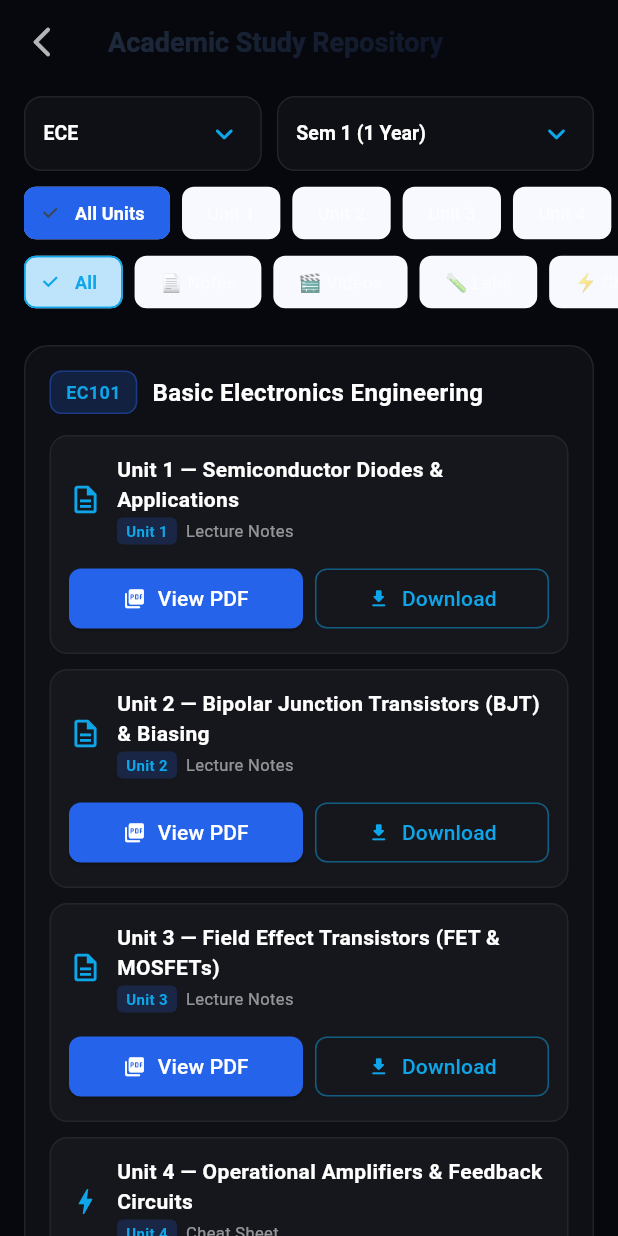
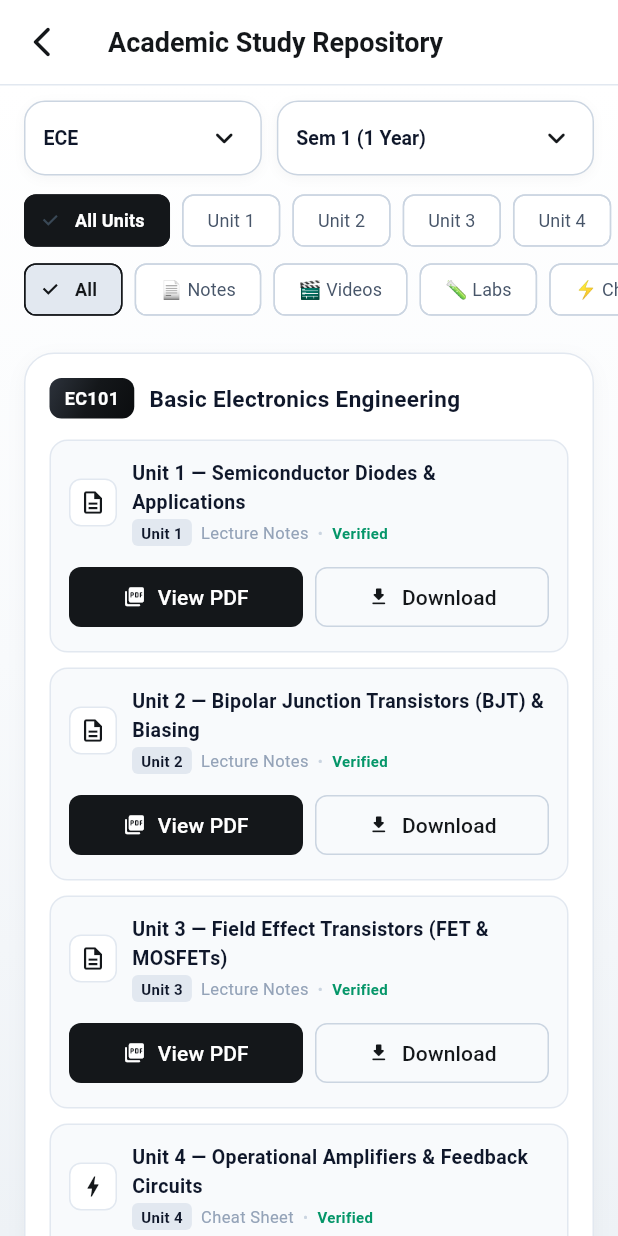
Before and after one commit to dubasisruthishiva1335-star/Project, a Flutter app: the AcademicHubScreen screen opened by its route, on a phone screen of 412 x 824 dp. Run offline on Flutter 3.47's test engine with Material 3 defaults, Android fonts, the phone set to English and light mode, and no system bars; our stand-ins replace csv, dio, file_picker, firebase_messaging, fl_chart, flutter_animate and 7 more; missing offline and left inert: excel, google_mlkit_text_recognition, syncfusion_flutter_pdfviewer; accounts and stored records are empty; network calls fail.

Commit message:
feat(academic_hub): apply white shaded background and metallic accents

```diff
--- a/mobile-app/lib/features/academic_hub/academic_hub_screen.dart
+++ b/mobile-app/lib/features/academic_hub/academic_hub_screen.dart
@@ -193,28 +193,33 @@ class _AcademicHubScreenState extends State<AcademicHubScreen> {
         if (!didPop) context.go('/home');
       },
       child: Scaffold(
-        backgroundColor: MyVaultColors.obsidian,
+        backgroundColor: MyVaultColors.backgroundWhite,
         appBar: AppBar(
-          backgroundColor: MyVaultColors.obsidian,
+          backgroundColor: Colors.white,
           elevation: 0,
           leading: IconButton(
-            icon: const Icon(Icons.arrow_back_ios_new_rounded, color: Colors.white70),
+            icon: const Icon(Icons.arrow_back_ios_new_rounded, color: MyVaultColors.metalBlack),
             onPressed: () => context.go('/home'),
           ),
-          title: ShaderMask(
-            shaderCallback: (b) => MyVaultColors.accentGradient.createShader(b),
-            child: const Text(
+          title: const Text(
             'Academic Study Repository',
-              style: TextStyle(fontWeight: FontWeight.bold, color: Colors.white, fontSize: 18),
+            style: TextStyle(fontWeight: FontWeight.bold, color: MyVaultColors.metalBlack, fontSize: 18),
+          ),
+          bottom: const PreferredSize(
+            preferredSize: Size.fromHeight(1),
+            child: Divider(height: 1, color: Color(0xFFE2E8F0)),
           ),
         ),
+        body: Container(
+          decoration: const BoxDecoration(
+            gradient: MyVaultColors.whiteShadingGradient,
           ),
-        body: SafeArea(
+          child: SafeArea(
             child: Column(
               children: [
                 // Branch & Semester Selectors
                 Padding(
-                padding: const EdgeInsets.symmetric(horizontal: 16, vertical: 8),
+                  padding: const EdgeInsets.symmetric(horizontal: 16, vertical: 10),
                   child: Row(
                     children: [
                       // Branch Selector
@@ -223,16 +228,19 @@ class _AcademicHubScreenState extends State<AcademicHubScreen> {
                         child: Container(
                           padding: const EdgeInsets.symmetric(horizontal: 12),
                           decoration: BoxDecoration(
-                          borderRadius: BorderRadius.circular(12),
-                          color: MyVaultColors.glassFill,
-                          border: Border.all(color: MyVaultColors.glassBorder),
+                            borderRadius: BorderRadius.circular(14),
+                            color: Colors.white,
+                            border: Border.all(color: const Color(0xFFCBD5E1)),
+                            boxShadow: const [
+                              BoxShadow(color: Color(0x08000000), blurRadius: 6, offset: Offset(0, 2)),
+                            ],
                           ),
                           child: DropdownButtonHideUnderline(
                             child: DropdownButton<String>(
                               value: _branch,
-                            dropdownColor: const Color(0xFF141722),
-                            icon: const Icon(Icons.keyboard_arrow_down_rounded, color: MyVaultColors.accentCyan),
-                            style: const TextStyle(color: Colors.white, fontWeight: FontWeight.bold, fontSize: 13),
+                              dropdownColor: Colors.white,
+                              icon: const Icon(Icons.keyboard_arrow_down_rounded, color: MyVaultColors.metalBlack),
+                              style: const TextStyle(color: MyVaultColors.textDark, fontWeight: FontWeight.bold, fontSize: 13),
                               items: _branches.map((b) => DropdownMenuItem(value: b, child: Text(b))).toList(),
                               onChanged: (v) {
                                 if (v != null) {
@@ -251,16 +259,19 @@ class _AcademicHubScreenState extends State<AcademicHubScreen> {
                         child: Container(
                           padding: const EdgeInsets.symmetric(horizontal: 12),
                           decoration: BoxDecoration(
-                          borderRadius: BorderRadius.circular(12),
-                          color: MyVaultColors.glassFill,
-                          border: Border.all(color: MyVaultColors.glassBorder),
+                            borderRadius: BorderRadius.circular(14),
+                            color: Colors.white,
+                            border: Border.all(color: const Color(0xFFCBD5E1)),
+                            boxShadow: const [
+                              BoxShadow(color: Color(0x08000000), blurRadius: 6, offset: Offset(0, 2)),
+                            ],
                           ),
                           child: DropdownButtonHideUnderline(
                             child: DropdownButton<int>(
                               value: _semester,
-                            dropdownColor: const Color(0xFF141722),
-                            icon: const Icon(Icons.keyboard_arrow_down_rounded, color: MyVaultColors.accentCyan),
-                            style: const TextStyle(color: Colors.white, fontWeight: FontWeight.bold, fontSize: 13),
+                              dropdownColor: Colors.white,
+                              icon: const Icon(Icons.keyboard_arrow_down_rounded, color: MyVaultColors.metalBlack),
+                              style: const TextStyle(color: MyVaultColors.textDark, fontWeight: FontWeight.bold, fontSize: 13),
                               items: List.generate(8, (i) => i + 1)
                                   .map((s) => DropdownMenuItem(value: s, child: Text('Sem $s (${(s + 1) ~/ 2} Year)')))
                                   .toList(),
@@ -293,11 +304,11 @@ class _AcademicHubScreenState extends State<AcademicHubScreen> {
                         label: Text(label),
                         selected: selected,
                         onSelected: (_) => setState(() => _selectedUnit = u),
-                        selectedColor: MyVaultColors.accentBlue,
-                        backgroundColor: MyVaultColors.glassFill,
-                        side: BorderSide(color: selected ? MyVaultColors.accentBlue : MyVaultColors.glassBorder),
+                        selectedColor: MyVaultColors.metalBlack,
+                        backgroundColor: Colors.white,
+                        side: BorderSide(color: selected ? MyVaultColors.metalBlack : const Color(0xFFCBD5E1)),
                         labelStyle: TextStyle(
-                          color: selected ? Colors.white : Colors.white60,
+                          color: selected ? Colors.white : MyVaultColors.textSecondary,
                           fontSize: 12,
                           fontWeight: selected ? FontWeight.bold : FontWeight.normal,
                         ),
@@ -323,15 +334,15 @@ class _AcademicHubScreenState extends State<AcademicHubScreen> {
                         label: Text(cat['label']!),
                         selected: selected,
                         onSelected: (_) => setState(() => _selectedCategory = cat['key']!),
-                        selectedColor: MyVaultColors.accentCyan.withValues(alpha: 0.25),
-                        backgroundColor: MyVaultColors.glassFill,
-                        side: BorderSide(color: selected ? MyVaultColors.accentCyan : MyVaultColors.glassBorder),
+                        selectedColor: const Color(0xFFE2E8F0),
+                        backgroundColor: Colors.white,
+                        side: BorderSide(color: selected ? MyVaultColors.metalBlack : const Color(0xFFCBD5E1)),
                         labelStyle: TextStyle(
-                          color: selected ? MyVaultColors.accentCyan : Colors.white54,
+                          color: selected ? MyVaultColors.metalBlack : MyVaultColors.textSecondary,
                           fontSize: 12,
                           fontWeight: selected ? FontWeight.bold : FontWeight.normal,
                         ),
-                        checkmarkColor: MyVaultColors.accentCyan,
+                        checkmarkColor: MyVaultColors.metalBlack,
                       ),
                     );
                   }).toList(),
@@ -348,8 +359,8 @@ class _AcademicHubScreenState extends State<AcademicHubScreen> {
                       ),
                       TextButton.icon(
                         onPressed: _load,
-                        icon: const Icon(Icons.refresh_rounded, size: 14, color: MyVaultColors.accentCyan),
-                        label: const Text('Retry', style: TextStyle(color: MyVaultColors.accentCyan, fontSize: 12)),
+                        icon: const Icon(Icons.refresh_rounded, size: 14, color: MyVaultColors.metalBlack),
+                        label: const Text('Retry', style: TextStyle(color: MyVaultColors.metalBlack, fontSize: 12)),
                       ),
                     ],
                   ),
@@ -360,10 +371,10 @@ class _AcademicHubScreenState extends State<AcademicHubScreen> {
               // Main List
               Expanded(
                 child: _loading
-                    ? const Center(child: CircularProgressIndicator(color: MyVaultColors.accentCyan))
+                    ? const Center(child: CircularProgressIndicator(color: MyVaultColors.metalBlack))
                     : RefreshIndicator(
                         onRefresh: _load,
-                        color: MyVaultColors.accentCyan,
+                        color: MyVaultColors.metalBlack,
                         child: _subjects.isEmpty
                             ? LayoutBuilder(
                                 builder: (context, constraints) => SingleChildScrollView(
@@ -374,11 +385,11 @@ class _AcademicHubScreenState extends State<AcademicHubScreen> {
                                       child: Column(
                                         mainAxisAlignment: MainAxisAlignment.center,
                                         children: [
-                                          const Icon(Icons.folder_open_rounded, color: Colors.white12, size: 64),
+                                          const Icon(Icons.folder_open_rounded, color: Color(0xFF94A3B8), size: 64),
                                           const SizedBox(height: 16),
                                           Text(
                                             'No subjects found for $_branch (Sem $_semester)',
-                                            style: const TextStyle(color: Colors.white38, fontSize: 14),
+                                            style: const TextStyle(color: MyVaultColors.textMuted, fontSize: 14),
                                           ),
                                           const SizedBox(height: 12),
                                           ElevatedButton.icon(
@@ -386,9 +397,8 @@ class _AcademicHubScreenState extends State<AcademicHubScreen> {
                                             icon: const Icon(Icons.refresh_rounded, size: 16),
                                             label: const Text('Refresh', style: TextStyle(fontSize: 12)),
                                             style: ElevatedButton.styleFrom(
-                                              backgroundColor: MyVaultColors.glassFill,
-                                              foregroundColor: MyVaultColors.accentCyan,
-                                              side: const BorderSide(color: MyVaultColors.glassBorder),
+                                              backgroundColor: MyVaultColors.metalBlack,
+                                              foregroundColor: Colors.white,
                                               shape: RoundedRectangleBorder(borderRadius: BorderRadius.circular(10)),
                                             ),
                                           ),
@@ -419,9 +429,16 @@ class _AcademicHubScreenState extends State<AcademicHubScreen> {
                                     margin: const EdgeInsets.only(bottom: 16),
                                     padding: const EdgeInsets.all(16),
                                     decoration: BoxDecoration(
-                                    borderRadius: BorderRadius.circular(16),
-                                    color: MyVaultColors.glassFill,
-                                    border: Border.all(color: MyVaultColors.glassBorder),
+                                      borderRadius: BorderRadius.circular(20),
+                                      color: Colors.white,
+                                      border: Border.all(color: const Color(0xFFE2E8F0)),
+                                      boxShadow: [
+                                        BoxShadow(
+                                          color: const Color(0xFF0F172A).withValues(alpha: 0.04),
+                                          blurRadius: 10,
+                                          offset: const Offset(0, 4),
+                                        ),
+                                      ],
                                     ),
                                     child: Column(
                                       crossAxisAlignment: CrossAxisAlignment.start,
@@ -433,13 +450,12 @@ class _AcademicHubScreenState extends State<AcademicHubScreen> {
                                               padding: const EdgeInsets.symmetric(horizontal: 10, vertical: 5),
                                               decoration: BoxDecoration(
                                                 borderRadius: BorderRadius.circular(8),
-                                              color: MyVaultColors.accentBlue.withValues(alpha: 0.2),
-                                              border: Border.all(color: MyVaultColors.accentBlue.withValues(alpha: 0.4)),
+                                                gradient: MyVaultColors.metalGradient,
                                               ),
                                               child: Text(
                                                 subject['code'] ?? 'SUBJ',
                                                 style: const TextStyle(
-                                                color: MyVaultColors.accentCyan,
+                                                  color: Colors.white,
                                                   fontWeight: FontWeight.bold,
                                                   fontSize: 12,
                                                 ),
@@ -450,9 +466,9 @@ class _AcademicHubScreenState extends State<AcademicHubScreen> {
                                               child: Text(
                                                 subject['name'] ?? 'Untitled Subject',
                                                 style: const TextStyle(
-                                                color: Colors.white,
+                                                  color: MyVaultColors.textDark,
                                                   fontWeight: FontWeight.bold,
-                                                fontSize: 16,
+                                                  fontSize: 15,
                                                 ),
                                               ),
                                             ),
@@ -476,15 +492,23 @@ class _AcademicHubScreenState extends State<AcademicHubScreen> {
                                               padding: const EdgeInsets.all(12),
                                               decoration: BoxDecoration(
                                                 borderRadius: BorderRadius.circular(12),
-                                              color: Colors.white.withValues(alpha: 0.03),
-                                              border: Border.all(color: Colors.white.withValues(alpha: 0.06)),
+                                                color: const Color(0xFFF8FAFC),
+                                                border: Border.all(color: const Color(0xFFE2E8F0)),
                                               ),
                                               child: Column(
                                                 crossAxisAlignment: CrossAxisAlignment.start,
                                                 children: [
                                                   Row(
                                                     children: [
-                                                    Icon(icon, color: MyVaultColors.accentCyan, size: 22),
+                                                      Container(
+                                                        padding: const EdgeInsets.all(6),
+                                                        decoration: BoxDecoration(
+                                                          color: Colors.white,
+                                                          borderRadius: BorderRadius.circular(8),
+                                                          border: Border.all(color: const Color(0xFFE2E8F0)),
+                                                        ),
+                                                        child: Icon(icon, color: MyVaultColors.metalBlack, size: 18),
+                                                      ),
                                                       const SizedBox(width: 10),
                                                       Expanded(
                                                         child: Column(
@@ -493,9 +517,9 @@ class _AcademicHubScreenState extends State<AcademicHubScreen> {
                                                             Text(
                                                               title,
                                                               style: const TextStyle(
-                                                              color: Colors.white,
+                                                                color: MyVaultColors.textDark,
                                                                 fontWeight: FontWeight.w600,
-                                                              fontSize: 14,
+                                                                fontSize: 13,
                                                               ),
                                                             ),
                                                             const SizedBox(height: 2),
@@ -505,21 +529,27 @@ class _AcademicHubScreenState extends State<AcademicHubScreen> {
                                                                   padding: const EdgeInsets.symmetric(horizontal: 6, vertical: 2),
                                                                   decoration: BoxDecoration(
                                                                     borderRadius: BorderRadius.circular(4),
-                                                                  color: MyVaultColors.accentBlue.withValues(alpha: 0.2),
+                                                                    color: const Color(0xFFE2E8F0),
                                                                   ),
                                                                   child: Text(
                                                                     'Unit $unitNum',
-                                                                  style: const TextStyle(color: MyVaultColors.accentCyan, fontSize: 10, fontWeight: FontWeight.bold),
+                                                                    style: const TextStyle(color: MyVaultColors.textDark, fontSize: 10, fontWeight: FontWeight.bold),
                                                                   ),
                                                                 ),
                                                                 const SizedBox(width: 6),
                                                                 Text(
                                                                   _formatContentType(type),
                                                                   style: const TextStyle(
-                                                                  color: Colors.white54,
+                                                                    color: MyVaultColors.textMuted,
                                                                     fontSize: 11,
                                                                   ),
                                                                 ),
+                                                                if (item['uploadedAt'] != null) ...[
+                                                                  const SizedBox(width: 6),
+                                                                  const Text('•', style: TextStyle(color: MyVaultColors.textLight, fontSize: 10)),
+                                                                  const SizedBox(width: 6),
+                                                                  const Text('Verified', style: TextStyle(color: Color(0xFF059669), fontSize: 10, fontWeight: FontWeight.bold)),
+                                                                ],
                                                               ],
                                                             ),
                                                           ],
@@ -527,7 +557,7 @@ class _AcademicHubScreenState extends State<AcademicHubScreen> {
                                                       ),
                                                     ],
                                                   ),
-                                                const SizedBox(height: 12),
+                                                  const SizedBox(height: 10),
                                                   // View & Download Actions
                                                   Row(
                                                     children: [
@@ -540,12 +570,13 @@ class _AcademicHubScreenState extends State<AcademicHubScreen> {
                                                           ),
                                                           label: Text(type == 'VIDEO_LECTURE' ? 'Watch' : 'View PDF'),
                                                           style: ElevatedButton.styleFrom(
-                                                          backgroundColor: MyVaultColors.accentBlue,
+                                                            backgroundColor: MyVaultColors.metalBlack,
                                                             foregroundColor: Colors.white,
                                                             padding: const EdgeInsets.symmetric(vertical: 8),
                                                             shape: RoundedRectangleBorder(
                                                               borderRadius: BorderRadius.circular(8),
                                                             ),
+                                                            elevation: 0,
                                                           ),
                                                         ),
                                                       ),
@@ -556,8 +587,8 @@ class _AcademicHubScreenState extends State<AcademicHubScreen> {
                                                           icon: const Icon(Icons.download_rounded, size: 15),
                                                           label: const Text('Download'),
                                                           style: OutlinedButton.styleFrom(
-                                                          foregroundColor: MyVaultColors.accentCyan,
-                                                          side: BorderSide(color: MyVaultColors.accentCyan.withValues(alpha: 0.5)),
+                                                            foregroundColor: MyVaultColors.metalBlack,
+                                                            side: const BorderSide(color: Color(0xFFCBD5E1)),
                                                             padding: const EdgeInsets.symmetric(vertical: 8),
                                                             shape: RoundedRectangleBorder(
                                                               borderRadius: BorderRadius.circular(8),
@@ -572,17 +603,9 @@ class _AcademicHubScreenState extends State<AcademicHubScreen> {
                                             );
                                           }),
                                         ] else ...[
-                                        Container(
-                                          width: double.infinity,
-                                          padding: const EdgeInsets.all(12),
-                                          decoration: BoxDecoration(
-                                            borderRadius: BorderRadius.circular(10),
-                                            color: Colors.white.withValues(alpha: 0.02),
-                                          ),
-                                          child: const Text(
-                                            'No uploaded resources available for this filter.',
-                                            style: TextStyle(color: Colors.white30, fontSize: 12),
-                                          ),
+                                          const Padding(
+                                            padding: EdgeInsets.symmetric(vertical: 8),
+                                            child: Text('No contents uploaded yet.', style: TextStyle(color: MyVaultColors.textMuted, fontSize: 12)),
                                           ),
                                         ],
                                       ],
@@ -596,6 +619,7 @@ class _AcademicHubScreenState extends State<AcademicHubScreen> {
           ),
         ),
       ),
+    ),
     );
   }
 }
```
Lines whose indentation alone changed are shown as unchanged.
